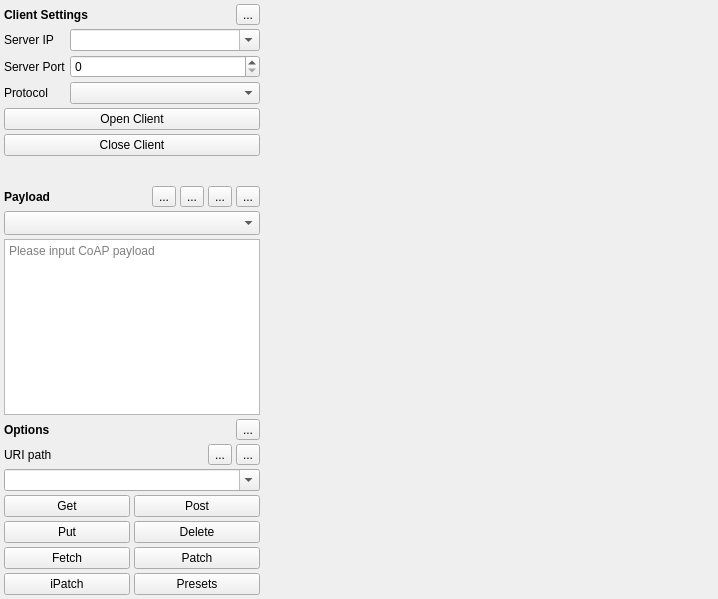
x-tools-author/x-tools, file src/x/coap/coapclientui.ui: the form before one commit.
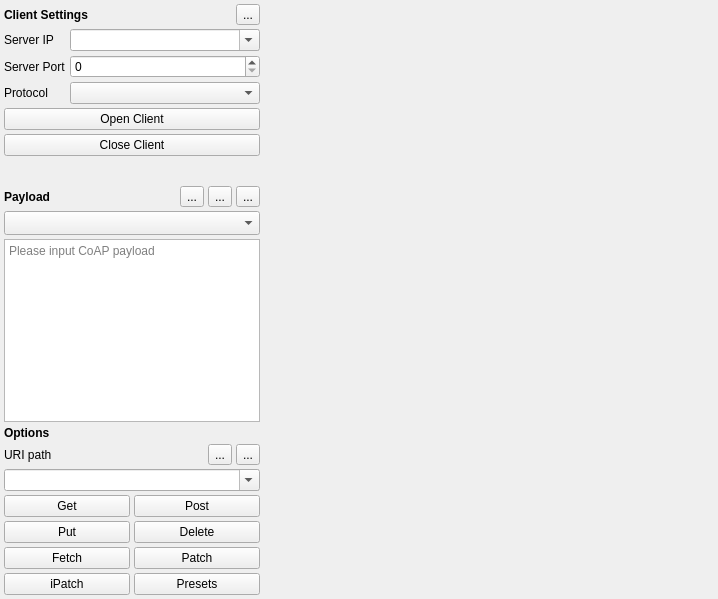
The form after the commit.

```diff
--- a/src/x/coap/coapclientui.ui
+++ b/src/x/coap/coapclientui.ui
@@ -116,16 +116,6 @@
          </property>
         </widget>
        </item>
-       <item>
-        <widget class="QToolButton" name="toolButtonPayloadFormat">
-         <property name="toolTip">
-          <string>Payload format</string>
-         </property>
-         <property name="text">
-          <string>...</string>
-         </property>
-        </widget>
-       </item>
        <item>
         <widget class="QToolButton" name="toolButtonPayloadLoad">
          <property name="toolTip">
@@ -182,13 +172,6 @@
          </property>
         </widget>
        </item>
-       <item>
-        <widget class="QToolButton" name="toolButtonOptionSettings">
-         <property name="text">
-          <string>...</string>
-         </property>
-        </widget>
-       </item>
       </layout>
      </item>
      <item row="2" column="0" colspan="2">
```
